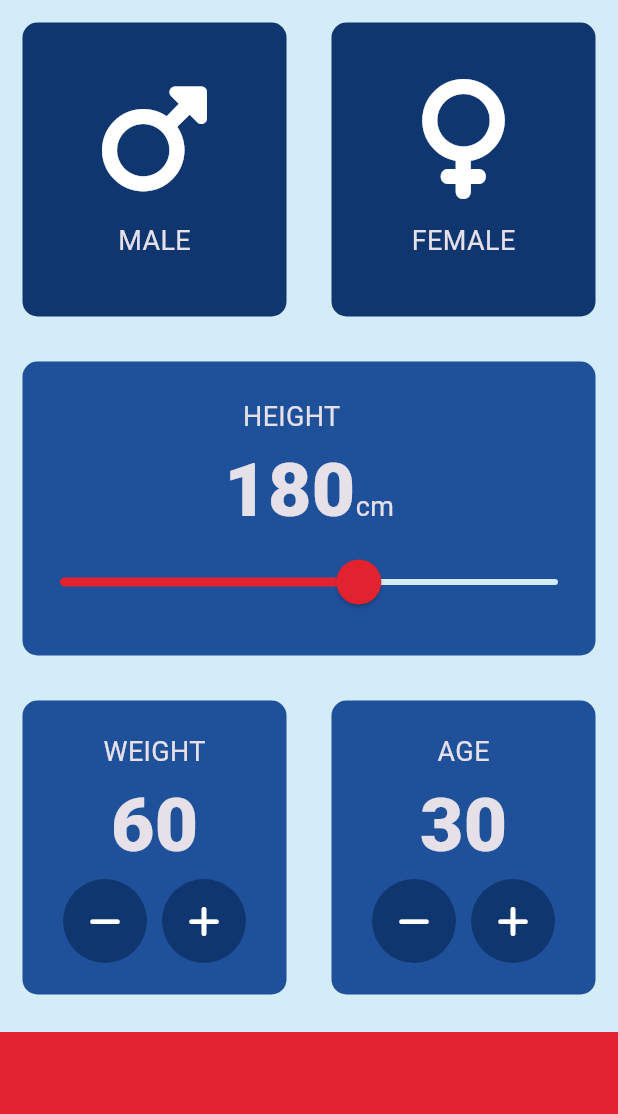
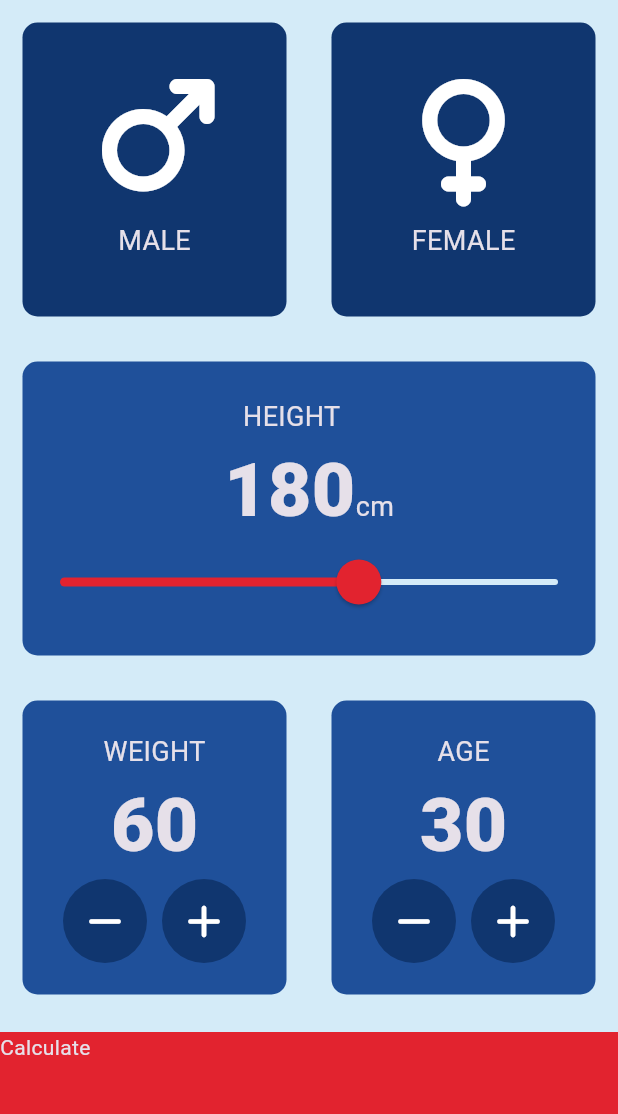
Before and after one commit to AfzalVirk/bmi-calculatorapp-flutter, a Flutter app: the screen it shows after launch, on a phone screen of 412 x 824 dp, the part 84-1198 px from its top. Run offline on Flutter 3.47's test engine with Material 3 defaults, Android fonts, the phone set to English and light mode, and no system bars; our stand-ins replace font_awesome_flutter.

Commit message:
Navigaton added

```diff
--- a/lib/input_page.dart
+++ b/lib/input_page.dart
@@ -1,3 +1,4 @@
+import 'package:bmi_calculator_flutter/results_page.dart';
 import 'package:flutter/material.dart';
 import 'package:font_awesome_flutter/font_awesome_flutter.dart';
 import 'icon_content.dart';
@@ -41,7 +42,7 @@ class _InputPageState extends State<InputPage> {
   Widget build(BuildContext context) {
     return Scaffold(
       appBar: AppBar(
-        title: Text('BMI Calculator'),
+        title: const Text('BMI Calculator'),
         centerTitle: true,
       ),
       body: Column(
@@ -89,7 +90,7 @@ class _InputPageState extends State<InputPage> {
               cardChild: Column(
                 mainAxisAlignment: MainAxisAlignment.center,
                 children: <Widget>[
-                  Text(
+                  const Text(
                     'HEIGHT     ',
                     style: kLabelTextStyle,
                   ),
@@ -102,7 +103,7 @@ class _InputPageState extends State<InputPage> {
                         height.toString(),
                         style: kNumberTextStyle,
                       ),
-                      Text(
+                      const Text(
                         'cm',
                         style: kLabelTextStyle,
                       )
@@ -110,14 +111,14 @@ class _InputPageState extends State<InputPage> {
                   ),
                   SliderTheme(
                     data: SliderTheme.of(context).copyWith(
-                        thumbColor: Color(0xFFE2232F),
-                        inactiveTrackColor: Color(0XFFD4EBF8),
-                        activeTrackColor: Color(0xFFE2232F),
-                        overlayColor: Color(0x30E2232F),
-                        thumbShape:
-                            RoundSliderThumbShape(enabledThumbRadius: 15.0),
+                        thumbColor: const Color(0xFFE2232F),
+                        inactiveTrackColor: const Color(0XFFD4EBF8),
+                        activeTrackColor: const Color(0xFFE2232F),
+                        overlayColor: const Color(0x30E2232F),
+                        thumbShape: const RoundSliderThumbShape(
+                            enabledThumbRadius: 15.0),
                         overlayShape:
-                            RoundSliderOverlayShape(overlayRadius: 25.0)),
+                            const RoundSliderOverlayShape(overlayRadius: 25.0)),
                     child: Slider(
                       value: height.toDouble(),
                       min: 120.0,
@@ -142,7 +143,7 @@ class _InputPageState extends State<InputPage> {
                   cardChild: Column(
                     mainAxisAlignment: MainAxisAlignment.center,
                     children: <Widget>[
-                      Text(
+                      const Text(
                         'WEIGHT',
                         style: kLabelTextStyle,
                       ),
@@ -161,7 +162,7 @@ class _InputPageState extends State<InputPage> {
                               });
                             },
                           ),
-                          SizedBox(
+                          const SizedBox(
                             width: 10.0,
                           ),
                           RoundIconButton(
@@ -184,7 +185,7 @@ class _InputPageState extends State<InputPage> {
                   cardChild: Column(
                     mainAxisAlignment: MainAxisAlignment.center,
                     children: <Widget>[
-                      Text(
+                      const Text(
                         'AGE',
                         style: kLabelTextStyle,
                       ),
@@ -203,7 +204,7 @@ class _InputPageState extends State<InputPage> {
                               });
                             },
                           ),
-                          SizedBox(
+                          const SizedBox(
                             width: 10.0,
                           ),
                           RoundIconButton(
@@ -222,11 +223,19 @@ class _InputPageState extends State<InputPage> {
               ),
             ],
           )),
-          Container(
-            color: kBottomContainerColor,
-            margin: EdgeInsets.only(top: 10.0),
-            width: double.infinity,
-            height: kBottomContainerHeight,
+          GestureDetector(
+            onTap: () {
+              Navigator.push(context, MaterialPageRoute(builder: (context) {
+                return ResultsPage();
+              }));
+            },
+            child: Container(
+              color: kBottomContainerColor,
+              margin: const EdgeInsets.only(top: 10.0),
+              width: double.infinity,
+              height: kBottomContainerHeight,
+              child: const Text('Calculate'),
+            ),
           )
         ],
       ),
@@ -244,12 +253,12 @@ class RoundIconButton extends StatelessWidget {
       child: Icon(icon),
       onPressed: onPress,
       elevation: 0.0,
-      constraints: BoxConstraints.tightFor(
+      constraints: const BoxConstraints.tightFor(
         width: 56.0,
         height: 56.0,
       ),
-      shape: CircleBorder(),
-      fillColor: Color(0xFF10366F),
+      shape: const CircleBorder(),
+      fillColor: const Color(0xFF10366F),
     );
   }
 }
--- /dev/null
+++ b/lib/results_page.dart
@@ -0,0 +1,15 @@
+import 'package:flutter/material.dart';
+
+class ResultsPage extends StatelessWidget {
+  const ResultsPage({super.key});
+
+  @override
+  Widget build(BuildContext context) {
+    return Scaffold(
+      appBar: AppBar(
+        title: const Text('BMI Calculator'),
+      ),
+      body: const Text('Hello'),
+    );
+  }
+}
```
Also changed, not shown: pubspec.lock, 1 other file.
